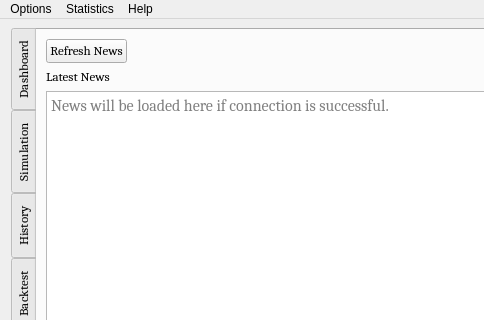
Qt form UI/algobot.ui (ZENALC/algobot) before a commit; both pictures show x 0 to 484 and y 0 to 320 of the 1000 by 831 pixel window.
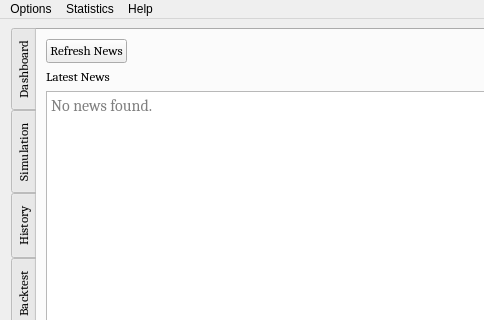
The same form after that commit. Icons and pictures are not drawn. Custom widgets are drawn as their Qt base class.

What changed in the file:
```diff
--- a/UI/algobot.ui
+++ b/UI/algobot.ui
@@ -1786,7 +1786,7 @@
 &lt;p style=&quot;-qt-paragraph-type:empty; margin-top:0px; margin-bottom:0px; margin-left:0px; margin-right:0px; -qt-block-indent:0; text-indent:0px; font-size:10pt;&quot;&gt;&lt;br /&gt;&lt;/p&gt;&lt;/body&gt;&lt;/html&gt;</string>
           </property>
           <property name="placeholderText">
-           <string>News will be loaded here if connection is successful.</string>
+           <string>No news found.</string>
           </property>
           <property name="openExternalLinks">
            <bool>true</bool>
```
